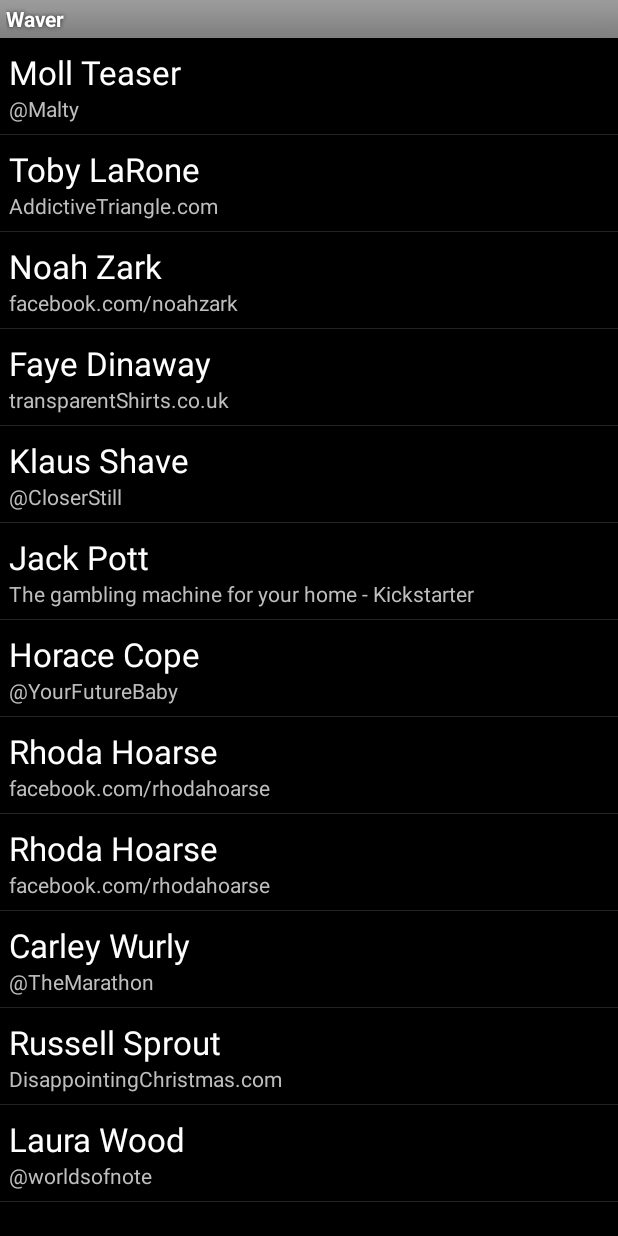
After one commit to Willybood/Indi, an Android app: the specialThanks screen opened directly, with no data from a screen before it, on a phone screen of 412 x 824 dp. The commit adds this screen. Run offline under Robolectric (Android 15) with nearby library versions, the phone set to English and light mode, and no system bars.

Commit message:
Have cleaned up the code (except for some odd bits of debug code), and added a mock list of Special thanks Kickstarter backers. There is also some odd video playing code that I'm planning on using for the Kickstarter pitch. I'll branch it out next chance I get.

```diff
--- a/Waver/app/src/main/java/com/DorsetEggs/waver/communicatorService.java
+++ b/Waver/app/src/main/java/com/DorsetEggs/waver/communicatorService.java
@@ -210,7 +210,7 @@ public class communicatorService extends IntentService {
             keyframe.timeToPosition = 1000;
             defaultServoPositions.add(keyframe);
         }
-        //Load the default waving animation
+        //Load the default waving animation, kept here for debugging purposes
         /*for(byte i = 0; i < ServoTypes.NUMOFSERVOS.ordinal(); ++i) {
             Vector<KeyframePacket> servoAnimation = new Vector<KeyframePacket>();
             KeyframePacket keyframe1 = new KeyframePacket();
@@ -289,7 +289,6 @@ public class communicatorService extends IntentService {
     }
 
     private void setConnectionStatus(boolean connected) {
-        //connectionStatus.setText(connected ? "Connected" : "Disconnected");
         //exit when disconnected
         if(connected == false)
         {
@@ -389,7 +388,6 @@ public class communicatorService extends IntentService {
         boolean running;
 
         ConnectedThread() {
-            //mTextView = (TextView) findViewById(R.id.textView);
             running = true;
         }
 
--- /dev/null
+++ b/Waver/app/src/main/java/com/DorsetEggs/waver/specialThanks.java
@@ -0,0 +1,95 @@
+/**
+ *
+ * Copyright (c) 2014 Billy Wood
+ * This file is part of Indi.
+ *
+ * Indi is free software: you can redistribute it and/or modify
+ * it under the terms of the GNU General Public License as published by
+ * the Free Software Foundation, either version 3 of the License, or
+ * (at your option) any later version.
+ *
+ * Indi is distributed in the hope that it will be useful,
+ * but WITHOUT ANY WARRANTY; without even the implied warranty of
+ * MERCHANTABILITY or FITNESS FOR A PARTICULAR PURPOSE.  See the
+ * GNU General Public License for more details.
+ *
+ * You should have received a copy of the GNU General Public License
+ * along with Indi.  If not, see <http://www.gnu.org/licenses/>.
+ *
+ */
+
+package com.DorsetEggs.waver;
+
+import android.app.ListActivity;
+import android.content.Intent;
+import android.net.Uri;
+import android.os.Bundle;
+import android.view.View;
+import android.view.ViewGroup;
+import android.widget.ArrayAdapter;
+import android.widget.ListView;
+import android.widget.TextView;
+
+import java.util.ArrayList;
+
+public class specialThanks extends ListActivity {
+    private class Backer {
+        public String name;
+        public String plug;
+        public String link;
+        public Backer(String nameInput, String plugInput, String linkInput)
+        {
+            name = nameInput;
+            plug = plugInput;
+            link = linkInput;
+        }
+    }
+    private ArrayList<Backer> backers;
+
+    private ArrayList<Backer> setUpBackerList()
+    {
+        ArrayList<Backer> backerList = new ArrayList<Backer>();
+
+        backerList.add(new Backer("Moll Teaser", "@Malty", "https://twitter.com/Malty"));
+        backerList.add(new Backer("Toby LaRone", "AddictiveTriangle.com", "http://www.AddictiveTriangle.com"));
+        backerList.add(new Backer("Noah Zark", "facebook.com/noahzark", "https://www.facebook.com/noahzark"));
+        backerList.add(new Backer("Faye Dinaway", "transparentShirts.co.uk", "http://www.transparentShirts.co.uk"));
+        backerList.add(new Backer("Klaus Shave", "@CloserStill", "https://twitter.com/CloserStill"));
+        backerList.add(new Backer("Jack Pott", "The gambling machine for your home - Kickstarter", "https://www.kickstarter.com/projects/hop/gamblor"));
+        backerList.add(new Backer("Horace Cope", "@YourFutureBaby", "https://twitter.com/YourFutureBaby"));
+        backerList.add(new Backer("Rhoda Hoarse", "facebook.com/rhodahoarse", "https://www.facebook.com/rhodahoarse"));
+        backerList.add(new Backer("Rhoda Hoarse", "facebook.com/rhodahoarse", "https://www.facebook.com/rhodahoarse"));
+        backerList.add(new Backer("Carley Wurly", "@TheMarathon", "https://twitter.com/TheMarathon"));
+        backerList.add(new Backer("Russell Sprout", "DisappointingChristmas.com", "www.DisappointingChristmas.com"));
+        backerList.add(new Backer("Laura Wood", "@worldsofnote", "https://twitter.com/worldsofnote"));
+
+        return backerList;
+    }
+
+    public void onCreate(Bundle icicle) {
+        super.onCreate(icicle);
+
+        backers = setUpBackerList();
+        ArrayAdapter adapter = new ArrayAdapter(
+                this, android.R.layout.simple_list_item_2, android.R.id.text1, backers) {
+            @Override
+            public View getView(int position, View convertView, ViewGroup parent) {
+                View view = super.getView(position, convertView, parent);
+                TextView text1 = (TextView) view.findViewById(android.R.id.text1);
+                TextView text2 = (TextView) view.findViewById(android.R.id.text2);
+
+                text1.setText(backers.get(position).name);
+                text2.setText(backers.get(position).plug);
+                return view;
+            }
+        };
+
+        setListAdapter(adapter);
+    }
+
+    @Override
+    protected void onListItemClick(ListView l, View v, int position, long id) {
+        Intent browserIntent = new Intent(Intent.ACTION_VIEW, Uri.parse(backers.get(position).link));
+        startActivity(browserIntent);
+    }
+}
--- a/Waver/app/src/main/res/values/strings.xml
+++ b/Waver/app/src/main/res/values/strings.xml
@@ -6,5 +6,6 @@
     <string name="action_settings">Settings</string>
     <string name="title_activity_animation_editor">animationEditor</string>
     <string name="preference_file_key">com.DorsetEggs.waver.preferences</string>
+    <string name="title_activity_film_player">filmPlayer</string>
 
 </resources>
```
Also changed, not shown: Waver/app/src/main/AndroidManifest.xml (+12 -11 lines), Waver/app/src/main/java/com/DorsetEggs/waver/animationEditor.java (+20 -0 lines), Waver/app/src/main/java/com/DorsetEggs/waver/filmPlayer.java (added, +45 -0 lines), Waver/app/src/main/java/com/DorsetEggs/waver/menu.java (+7 -0 lines), Waver/app/src/main/res/layout/activity_film_player.xml (added, +21 -0 lines), Waver/app/src/main/res/layout/main.xml (+6 -9 lines), Waver/app/src/main/res/menu/film_player.xml (added, +9 -0 lines), Waver/app/src/main/res/drawable-mdpi/ic_notification2.png (added), Waver/app/src/main/res/drawable-xxhdpi/body.png (added), Waver/app/src/main/res/drawable-xxhdpi/logo_inv.png (added), Waver/app/src/main/res/drawable-xxhdpi/lower_arm.png (added), Waver/app/src/main/res/drawable-xxhdpi/upper_arm.png (added), 2 other files.
